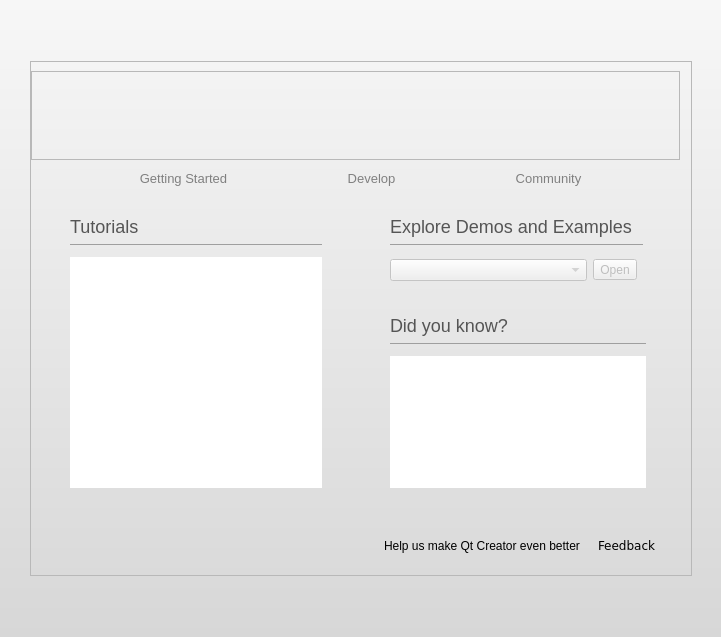
This is src/plugins/coreplugin/welcomemode.ui in qt-creator/qt-creator as Qt 5 draws it before an edit. The edited form follows.
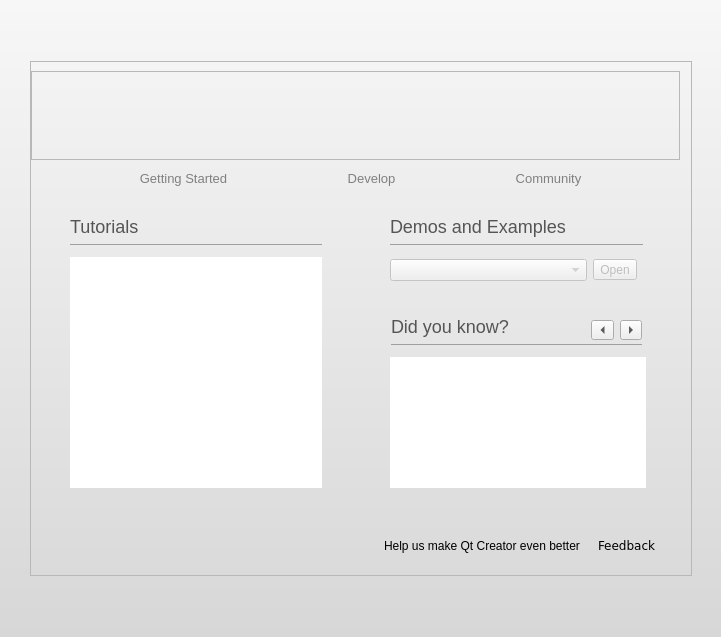
This is the edited form. The open tabs and pages were chosen to show the change. Icons and pictures are not drawn. Custom widgets are drawn as their Qt base class.

Commit message: welcome screen: add next/prev tip button, styling

Diff of the .ui file:
```diff
--- a/src/plugins/coreplugin/welcomemode.ui
+++ b/src/plugins/coreplugin/welcomemode.ui
@@ -15,11 +15,14 @@
 background-color: qlineargradient(spread:pad, x1:0.5, y1:0, x2:0.5, y2:1, stop:0 rgba(247, 247, 247, 255), stop:1 rgba(215, 215, 215, 255));
 }</string>
   </property>
-  <layout class="QGridLayout" name="gridLayout_4">
+  <layout class="QVBoxLayout" name="verticalLayout_4">
+   <property name="spacing">
+    <number>0</number>
+   </property>
    <property name="margin">
     <number>0</number>
    </property>
-   <item row="0" column="0">
+   <item>
     <widget class="QWidget" name="gradientWidget" native="true">
      <property name="styleSheet">
       <string>#gradientWidget {
@@ -27,6 +30,12 @@
 }</string>
      </property>
      <layout class="QGridLayout" name="gridLayout">
+      <property name="margin">
+       <number>0</number>
+      </property>
+      <property name="spacing">
+       <number>0</number>
+      </property>
       <item row="0" column="1">
        <spacer name="verticalSpacer_3">
         <property name="orientation">
@@ -332,9 +341,15 @@
              <property name="styleSheet">
               <string/>
              </property>
-             <layout class="QGridLayout" name="gridLayout_7">
-              <item row="0" column="0">
                <widget class="QLabel" name="projTitleLabel_3">
+              <property name="geometry">
+               <rect>
+                <x>10</x>
+                <y>10</y>
+                <width>251</width>
+                <height>36</height>
+               </rect>
+              </property>
                 <property name="text">
                  <string notr="true">&lt;!DOCTYPE HTML PUBLIC &quot;-//W3C//DTD HTML 4.0//EN&quot; &quot;http://www.w3.org/TR/REC-html40/strict.dtd&quot;&gt;
 &lt;html&gt;&lt;head&gt;&lt;meta name=&quot;qrichtext&quot; content=&quot;1&quot; /&gt;&lt;style type=&quot;text/css&quot;&gt;
@@ -347,9 +362,15 @@
                  <set>Qt::AlignLeading|Qt::AlignLeft|Qt::AlignTop</set>
                 </property>
                </widget>
-              </item>
-              <item row="1" column="0">
                <widget class="QTextBrowser" name="didYouKnowTextBrowser">
+              <property name="geometry">
+               <rect>
+                <x>9</x>
+                <y>51</y>
+                <width>256</width>
+                <height>131</height>
+               </rect>
+              </property>
                 <property name="frameShape">
                  <enum>QFrame::NoFrame</enum>
                 </property>
@@ -366,8 +387,38 @@
                  <bool>true</bool>
                 </property>
                </widget>
-              </item>
-             </layout>
+             <widget class="QWidget" name="">
+              <property name="geometry">
+               <rect>
+                <x>210</x>
+                <y>14</y>
+                <width>51</width>
+                <height>20</height>
+               </rect>
+              </property>
+              <layout class="QHBoxLayout" name="horizontalLayout_2">
+               <item>
+                <widget class="QToolButton" name="prevTipBtn">
+                 <property name="text">
+                  <string>&lt;</string>
+                 </property>
+                 <property name="arrowType">
+                  <enum>Qt::LeftArrow</enum>
+                 </property>
+                </widget>
+               </item>
+               <item>
+                <widget class="QToolButton" name="nextTipBtn">
+                 <property name="text">
+                  <string>&gt;</string>
+                 </property>
+                 <property name="arrowType">
+                  <enum>Qt::RightArrow</enum>
+                 </property>
+                </widget>
+               </item>
+              </layout>
+             </widget>
             </widget>
             <widget class="QFrame" name="recentProjectsFrame_4">
              <property name="geometry">
@@ -401,7 +452,7 @@
 &lt;html&gt;&lt;head&gt;&lt;meta name=&quot;qrichtext&quot; content=&quot;1&quot; /&gt;&lt;style type=&quot;text/css&quot;&gt;
 p, li { white-space: pre-wrap; }
 &lt;/style&gt;&lt;/head&gt;&lt;body style=&quot; font-family:'MS Shell Dlg 2'; font-size:8.25pt; font-weight:400; font-style:normal;&quot;&gt;
-&lt;p style=&quot; margin-top:16px; margin-bottom:0px; margin-left:0px; margin-right:0px; -qt-block-indent:0; text-indent:0px;&quot;&gt;&lt;span style=&quot; font-size:x-large; color:#555555;&quot;&gt;Explore Demos and Examples&lt;/span&gt;&lt;/p&gt;
+&lt;p style=&quot; margin-top:16px; margin-bottom:0px; margin-left:0px; margin-right:0px; -qt-block-indent:0; text-indent:0px;&quot;&gt;&lt;span style=&quot; font-size:x-large; color:#555555;&quot;&gt;Demos and Examples&lt;/span&gt;&lt;/p&gt;
 &lt;hr /&gt;&lt;/body&gt;&lt;/html&gt;</string>
                 </property>
                 <property name="alignment">
```
Left out of the diff: 8 changed lines with no effect on the pictures. Lines whose indentation alone changed are shown as unchanged. The commit also changes 2 other files.
